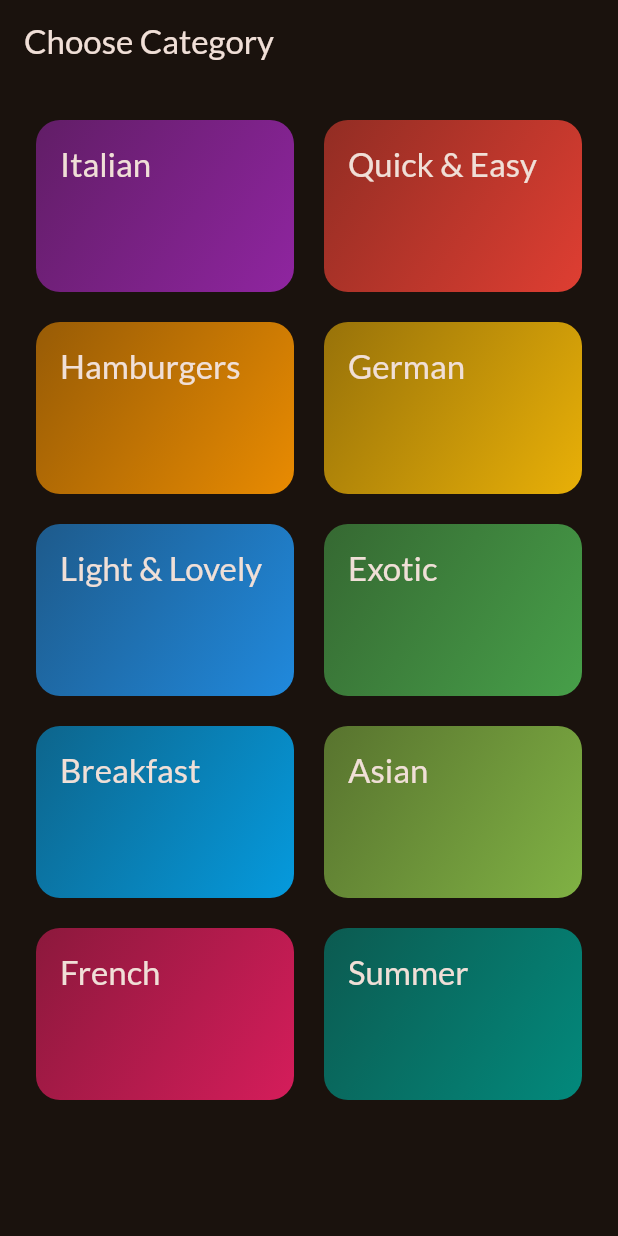
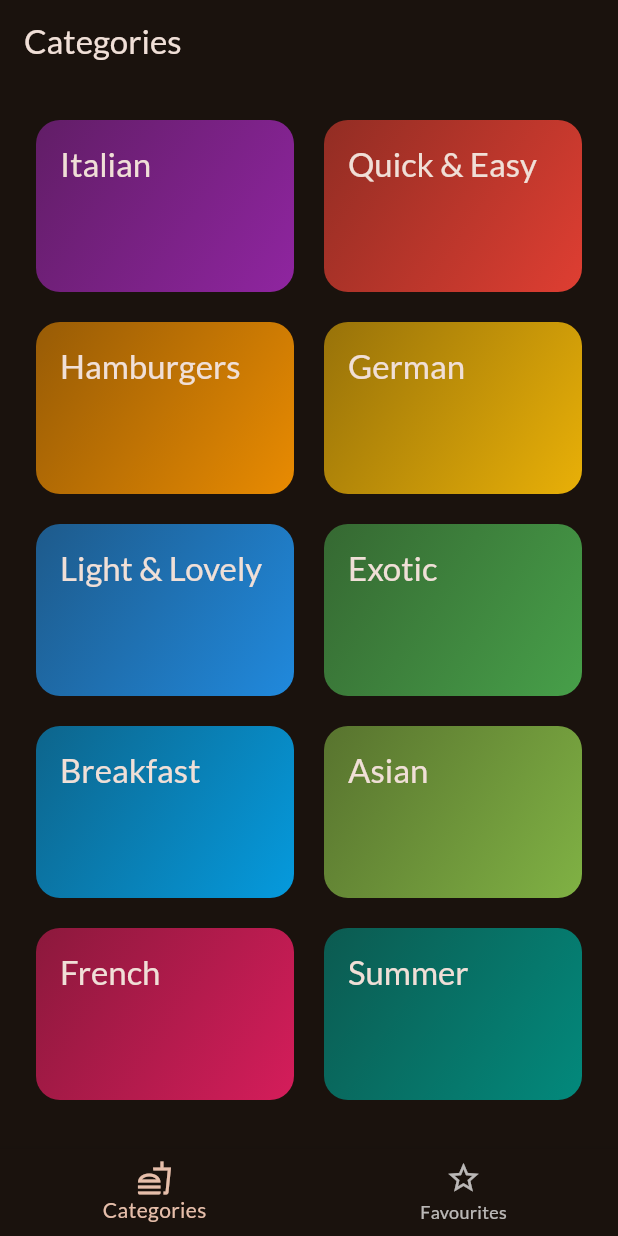
Before and after one commit to CodeWithJeet1204/Meals, a Flutter app: the screen it shows after launch, on a phone screen of 412 x 824 dp. Run offline on Flutter 3.47's test engine with Material 2 defaults, Android fonts, the phone set to English and light mode, and no system bars; our stand-ins replace google_fonts, transparent_image.

Commit message:
MealsDetailsScreen done and Navigation by Tabs added

```diff
--- a/lib/main.dart
+++ b/lib/main.dart
@@ -1,7 +1,8 @@
 import 'package:flutter/material.dart';
 
 import 'package:google_fonts/google_fonts.dart';
-import 'package:swomato/screens/categories.dart';
+// import 'package:swomato/screens/categories.dart';
+import 'package:swomato/screens/tabs.dart';
 
 final theme = ThemeData(
   useMaterial3: true,
@@ -24,7 +25,7 @@ class App extends StatelessWidget {
     return MaterialApp(
       debugShowCheckedModeBanner: false,
       theme: theme,
-      home: const CategoriesScreen(),
+      home: const TabsScreen(),
     );
   }
 }
--- a/lib/screens/categories.dart
+++ b/lib/screens/categories.dart
@@ -25,11 +25,7 @@ class CategoriesScreen extends StatelessWidget {
 
   @override
   Widget build(BuildContext context) {
-    return Scaffold(
-      appBar: AppBar(
-        title: const Text("Choose Category"),
-      ),
-      body: GridView(
+    return GridView(
       padding: const EdgeInsets.all(24),
       gridDelegate: const SliverGridDelegateWithFixedCrossAxisCount(
         crossAxisCount: 2,
@@ -47,7 +43,6 @@ class CategoriesScreen extends StatelessWidget {
             },
           ),
       ],
-      ),
     );
   }
 }
--- /dev/null
+++ b/lib/screens/tabs.dart
@@ -0,0 +1,52 @@
+import 'package:flutter/material.dart';
+import 'package:swomato/screens/categories.dart';
+import 'package:swomato/screens/meals.dart';
+
+class TabsScreen extends StatefulWidget {
+  const TabsScreen({super.key});
+
+  @override
+  State<TabsScreen> createState() => _TabsScreenState();
+}
+
+class _TabsScreenState extends State<TabsScreen> {
+  int _selectedPageIndex = 0;
+  var activePageTitle = "Categories";
+
+  void _selectPage(int index) {
+    setState(() {
+      _selectedPageIndex = index;
+    });
+  }
+
+  @override
+  Widget build(BuildContext context) {
+    Widget activePage = const CategoriesScreen();
+
+    if (_selectedPageIndex == 1) {
+      activePage = const MealsScreen(meals: []);
+      activePageTitle = "Your Favorites";
+    }
+
+    return Scaffold(
+      appBar: AppBar(
+        title: Text(activePageTitle),
+      ),
+      body: activePage,
+      bottomNavigationBar: BottomNavigationBar(
+        onTap: _selectPage,
+        currentIndex: _selectedPageIndex,
+        items: const [
+          BottomNavigationBarItem(
+            icon: Icon(Icons.fastfood_outlined),
+            label: "Categories",
+          ),
+          BottomNavigationBarItem(
+            icon: Icon(Icons.star_border_outlined),
+            label: "Favourites",
+          ),
+        ],
+      ),
+    );
+  }
+}
```
Also changed, not shown: lib/screens/meal_details.dart (+48 -5 lines), lib/screens/meals.dart (+12 -8 lines). Lines whose indentation alone changed are shown as unchanged.
